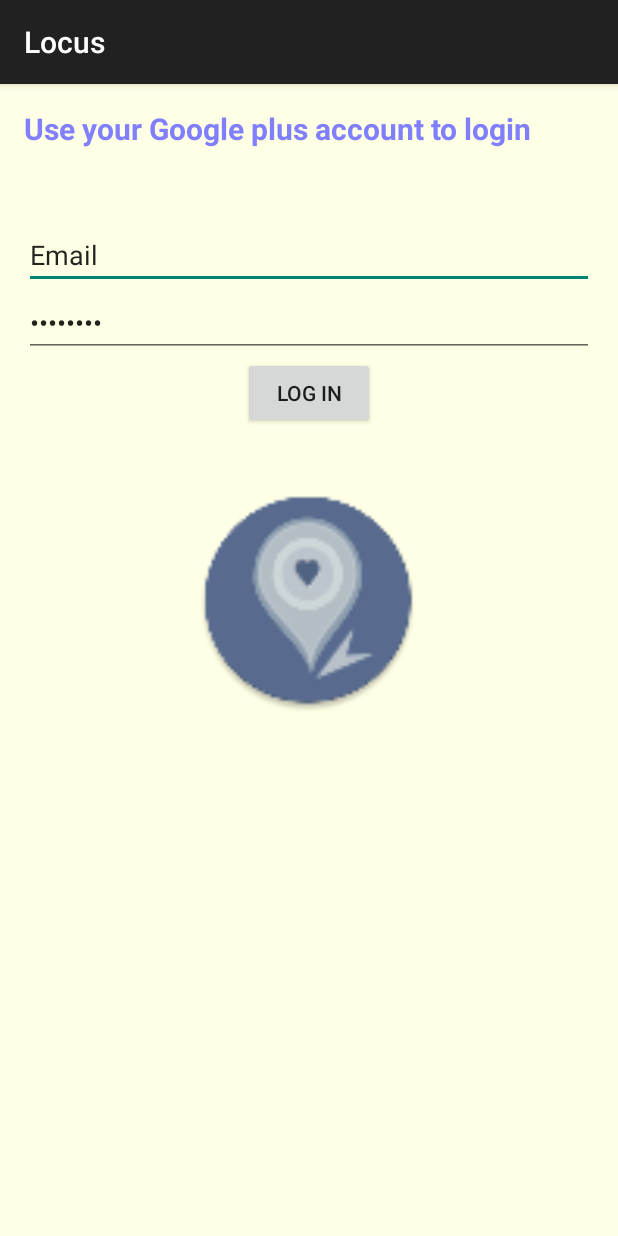
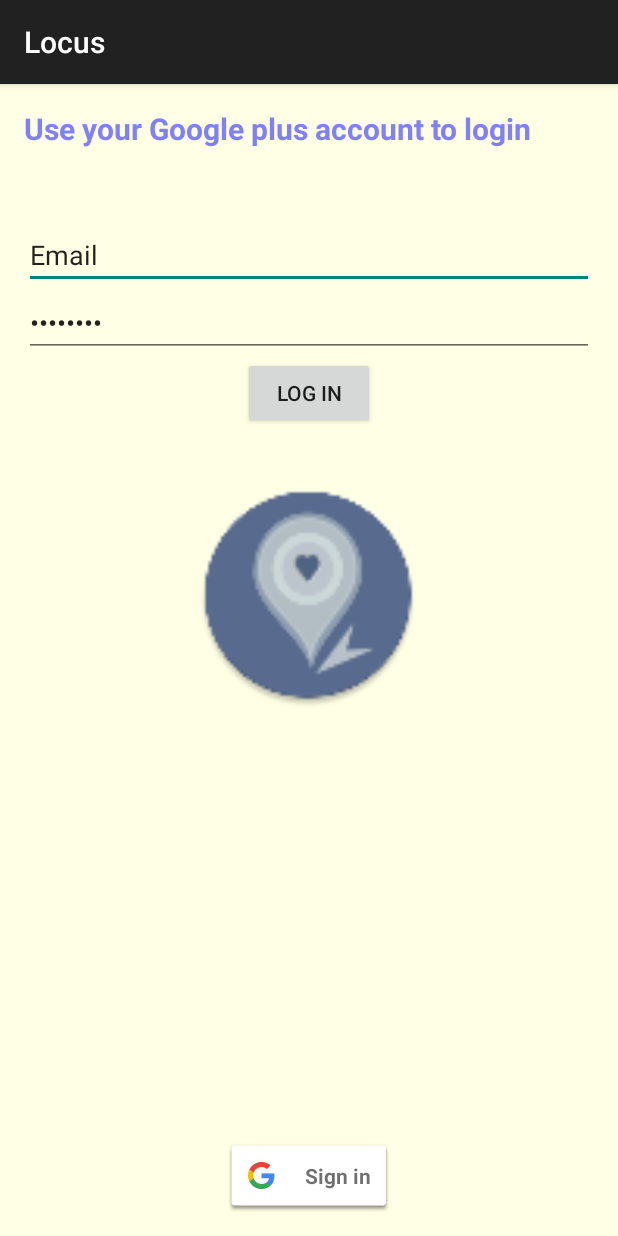
Before and after one commit to arjunnn/Locus-1, an Android app: the screen it shows after launch (Login_Activity), on a phone screen of 412 x 824 dp. Run offline under Robolectric (Android 15) with nearby library versions, the phone set to English and light mode, and no system bars; 1 statement that could not run was skipped.

Commit message:
created sign in with code, i press google sign in but nothing happens. app works perfectly

```diff
--- a/app/src/main/java/sara/locus/Login_Activity.java
+++ b/app/src/main/java/sara/locus/Login_Activity.java
@@ -1,19 +1,49 @@
 package sara.locus;
 
+import android.content.Intent;
 import android.support.v7.app.ActionBarActivity;
 import android.os.Bundle;
+import android.util.Log;
 import android.view.Menu;
 import android.view.MenuItem;
+import android.view.View;
+import android.widget.TextView;
+
+import com.google.android.gms.auth.api.Auth;
+import com.google.android.gms.auth.api.signin.GoogleSignInAccount;
+import com.google.android.gms.auth.api.signin.GoogleSignInOptions;
+import com.google.android.gms.auth.api.signin.GoogleSignInResult;
+import com.google.android.gms.common.ConnectionResult;
+import com.google.android.gms.common.SignInButton;
+import com.google.android.gms.common.api.GoogleApiClient;
 
 
-public class Login_Activity extends ActionBarActivity {
+public class Login_Activity extends ActionBarActivity implements
+        GoogleApiClient.OnConnectionFailedListener,
+        View.OnClickListener {
+
+    private GoogleApiClient mGoogleApiClient;
+    private static final int RC_SIGN_IN = 9001;
+    private static final String TAG = "SignInActivity";
 
     @Override
     protected void onCreate(Bundle savedInstanceState) {
         super.onCreate(savedInstanceState);
         setContentView(R.layout.activity_login_);
 
+        GoogleSignInOptions gso = new GoogleSignInOptions.Builder(GoogleSignInOptions.DEFAULT_SIGN_IN)
+                .requestEmail()
+                .build();
 
+
+        mGoogleApiClient = new GoogleApiClient.Builder(this)
+                .enableAutoManage(this,this)
+                .addApi(Auth.GOOGLE_SIGN_IN_API, gso)
+                .build();
+
+        SignInButton signInButton = (SignInButton) findViewById(R.id.sign_in_button);
+        signInButton.setSize(SignInButton.SIZE_STANDARD);
+        signInButton.setScopes(gso.getScopeArray());
 
     }
 
@@ -38,4 +68,55 @@
 
         return super.onOptionsItemSelected(item);
     }
+
+    @Override
+    public void onClick(View v) {
+
+        switch (v.getId()) {
+            case R.id.sign_in_button:
+                signIn();
+                break;
+        }
+
+    }
+
+    private void signIn(){
+        Intent signInIntent = Auth.GoogleSignInApi.getSignInIntent(mGoogleApiClient);
+        startActivityForResult(signInIntent, RC_SIGN_IN);
+    }
+
+
+    @Override
+    public void onActivityResult(int requestCode, int resultCode, Intent data) {
+        super.onActivityResult(requestCode, resultCode, data);
+
+        // Result returned from launching the Intent from GoogleSignInApi.getSignInIntent(...);
+        if (requestCode == RC_SIGN_IN) {
+            GoogleSignInResult result = Auth.GoogleSignInApi.getSignInResultFromIntent(data);
+            handleSignInResult(result);
+        }
+    }
+
+    private void handleSignInResult(GoogleSignInResult result) {
+        Log.d(TAG, "handleSignInResult:" + result.isSuccess());
+        if (result.isSuccess()) {
+            // Signed in successfully, show authenticated UI.
+            GoogleSignInAccount acct = result.getSignInAccount();
+            TextView displaysuccess = (TextView) findViewById(R.id.logintext);
+            displaysuccess.setText("Sign in Successful");
+           // mStatusTextView.setText(getString(R.string.signed_in_fmt, acct.getDisplayName()));
+            //updateUI(true);
+        } else {
+
+            TextView displayfail = (TextView) findViewById(R.id.logintext);
+            displayfail.setText("Sign in failed");
+            // Signed out, show unauthenticated UI.
+            //updateUI(false);
+        }
+    }
+
+    @Override
+    public void onConnectionFailed(ConnectionResult connectionResult) {
+
+    }
 }
--- a/app/src/main/res/layout/activity_login_.xml
+++ b/app/src/main/res/layout/activity_login_.xml
@@ -62,9 +62,16 @@
         android:layout_width="150dp"
         android:layout_height="150dp"
         android:src="@mipmap/logo"
-        android:layout_marginTop="39dp"
+        android:layout_marginTop="36dp"
+        android:id="@+id/imageView"
         android:layout_below="@+id/login"
-        android:layout_centerHorizontal="true"
-        />
+        android:layout_centerHorizontal="true" />
+
+    <com.google.android.gms.common.SignInButton
+        android:id="@+id/sign_in_button"
+        android:layout_width="wrap_content"
+        android:layout_height="wrap_content"
+        android:layout_alignParentBottom="true"
+        android:layout_centerHorizontal="true" />
 
 </RelativeLayout>
```
Also changed, not shown: 1 other file.
